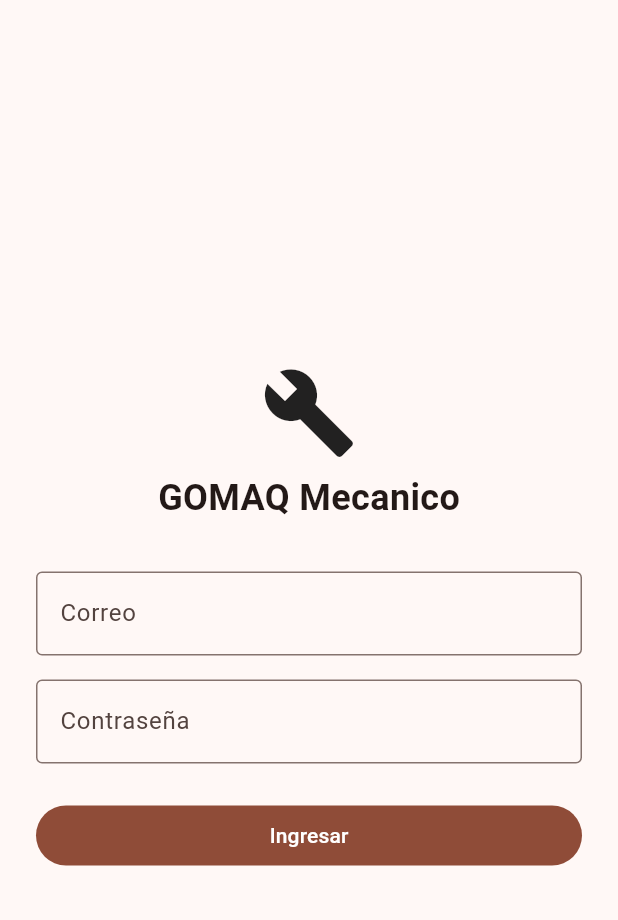
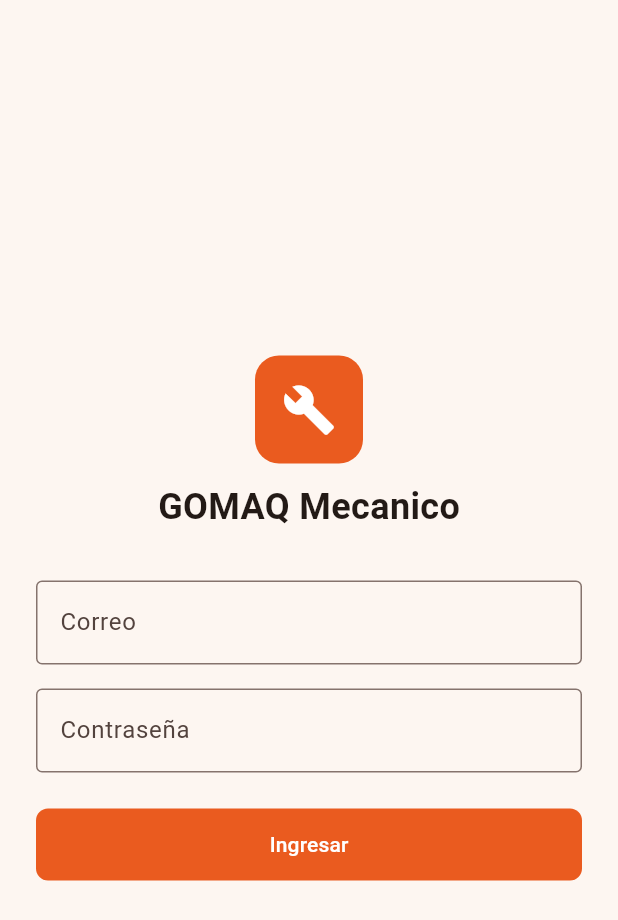
Before and after one commit to Dmarcan/gomaq-app, a Flutter app: the screen it shows after launch, on a phone screen of 412 x 824 dp. Shown: the top 920 px of the screen. Run offline on Flutter 3.47's test engine with Material 3 defaults, Android fonts, the phone set to English and light mode, and no system bars; our stand-ins replace connectivity_plus, flutter_secure_storage, image_picker, sqflite; accounts and stored records are empty.

Commit message:
Aplica diseno visual de marca GOMAQ (mobile + web) y sirve el panel web desde el mismo backend

```diff
--- a/mobile/lib/main.dart
+++ b/mobile/lib/main.dart
@@ -5,6 +5,7 @@ import 'services/connectivity_service.dart';
 import 'services/sync_service.dart';
 import 'screens/login_screen.dart';
 import 'screens/ordenes_list_screen.dart';
+import 'theme/gomaq_theme.dart';
 
 void main() {
   runApp(const GomaqMecanicoApp());
@@ -23,7 +24,7 @@ class GomaqMecanicoApp extends StatelessWidget {
       ],
       child: MaterialApp(
         title: 'GOMAQ Mecanico',
-        theme: ThemeData(colorScheme: ColorScheme.fromSeed(seedColor: Colors.deepOrange)),
+        theme: construirTemaGomaq(),
         home: const _Raiz(),
       ),
     );
--- a/mobile/lib/screens/login_screen.dart
+++ b/mobile/lib/screens/login_screen.dart
@@ -2,6 +2,7 @@ import 'package:flutter/material.dart';
 import 'package:provider/provider.dart';
 import '../services/auth_service.dart';
 import '../services/api_client.dart';
+import '../theme/gomaq_theme.dart';
 
 class LoginScreen extends StatefulWidget {
   const LoginScreen({super.key});
@@ -35,14 +36,20 @@ class _LoginScreenState extends State<LoginScreen> {
   @override
   Widget build(BuildContext context) {
     return Scaffold(
+      backgroundColor: GomaqColors.fondoCalido,
       body: Center(
         child: Padding(
           padding: const EdgeInsets.all(24),
           child: Column(
             mainAxisSize: MainAxisSize.min,
             children: [
-              const Icon(Icons.build, size: 64),
-              const SizedBox(height: 8),
+              Container(
+                width: 72,
+                height: 72,
+                decoration: BoxDecoration(color: GomaqColors.primario, borderRadius: BorderRadius.circular(16)),
+                child: const Icon(Icons.build, color: Colors.white, size: 36),
+              ),
+              const SizedBox(height: 12),
               const Text('GOMAQ Mecanico', style: TextStyle(fontSize: 24, fontWeight: FontWeight.bold)),
               const SizedBox(height: 32),
               TextField(
--- /dev/null
+++ b/mobile/lib/theme/gomaq_theme.dart
@@ -0,0 +1,94 @@
+import 'package:flutter/material.dart';
+
+/// Paleta extraida de los mockups del informe (pptx_unzip/ppt/media/image20.png, image36.png)
+class GomaqColors {
+  GomaqColors._();
+
+  static const primario = Color(0xFFEA5B1F);
+  static const sidebarOscuro = Color(0xFF1B1210);
+  static const sidebarResaltado = Color(0xFF3D2318);
+  static const fondoCalido = Color(0xFFFDF6F1);
+
+  static const estadoPositivo = Color(0xFF2F8F4E); // operativa / enviado
+  static const estadoAdvertencia = Color(0xFFC9820A); // en_mantencion / pendiente
+  static const estadoNegativo = Color(0xFFB23A2E); // fuera_de_servicio / error
+
+  static Color colorEstado(String estado) {
+    switch (estado) {
+      case 'operativa':
+      case 'enviado':
+      case 'finalizada':
+      case 'convertida':
+        return estadoPositivo;
+      case 'en_mantencion':
+      case 'pendiente':
+      case 'asignada':
+      case 'en_terreno':
+      case 'en_reparacion':
+        return estadoAdvertencia;
+      default:
+        return estadoNegativo;
+    }
+  }
+
+  static Color fondoChip(String estado) => colorEstado(estado).withValues(alpha: 0.15);
+}
+
+ThemeData construirTemaGomaq() {
+  final colorScheme = ColorScheme.fromSeed(
+    seedColor: GomaqColors.primario,
+    primary: GomaqColors.primario,
+    brightness: Brightness.light,
+  );
+
+  return ThemeData(
+    useMaterial3: true,
+    colorScheme: colorScheme,
+    scaffoldBackgroundColor: Colors.white,
+    appBarTheme: const AppBarTheme(
+      backgroundColor: Colors.white,
+      foregroundColor: Colors.black87,
+      elevation: 0,
+      scrolledUnderElevation: 1,
+    ),
+    cardTheme: CardThemeData(
+      elevation: 0,
+      shape: RoundedRectangleBorder(
+        borderRadius: BorderRadius.circular(12),
+        side: BorderSide(color: Colors.grey.shade200),
+      ),
+      margin: const EdgeInsets.symmetric(vertical: 6),
+    ),
+    filledButtonTheme: FilledButtonThemeData(
+      style: FilledButton.styleFrom(
+        backgroundColor: GomaqColors.primario,
+        foregroundColor: Colors.white,
+        shape: RoundedRectangleBorder(borderRadius: BorderRadius.circular(8)),
+        padding: const EdgeInsets.symmetric(horizontal: 20, vertical: 14),
+      ),
+    ),
+    outlinedButtonTheme: OutlinedButtonThemeData(
+      style: OutlinedButton.styleFrom(
+        foregroundColor: GomaqColors.primario,
+        side: const BorderSide(color: GomaqColors.primario),
+        shape: RoundedRectangleBorder(borderRadius: BorderRadius.circular(8)),
+        padding: const EdgeInsets.symmetric(horizontal: 20, vertical: 14),
+      ),
+    ),
+    floatingActionButtonTheme: const FloatingActionButtonThemeData(
+      backgroundColor: GomaqColors.primario,
+      foregroundColor: Colors.white,
+    ),
+    inputDecorationTheme: InputDecorationTheme(
+      border: OutlineInputBorder(borderRadius: BorderRadius.circular(8)),
+      focusedBorder: OutlineInputBorder(
+        borderRadius: BorderRadius.circular(8),
+        borderSide: const BorderSide(color: GomaqColors.primario, width: 2),
+      ),
+    ),
+    chipTheme: ChipThemeData(
+      shape: RoundedRectangleBorder(borderRadius: BorderRadius.circular(8)),
+      side: BorderSide.none,
+    ),
+  );
+}
--- a/web/lib/main.dart
+++ b/web/lib/main.dart
@@ -4,6 +4,7 @@ import 'services/auth_service.dart';
 import 'screens/login_screen.dart';
 import 'screens/admin_dashboard_screen.dart';
 import 'screens/cliente_portal_screen.dart';
+import 'theme/gomaq_theme.dart';
 
 void main() {
   runApp(const GomaqWebApp());
@@ -18,7 +19,7 @@ class GomaqWebApp extends StatelessWidget {
       create: (_) => AuthService()..restaurarSesion(),
       child: MaterialApp(
         title: 'GOMAQ - Panel de Gestion',
-        theme: ThemeData(colorScheme: ColorScheme.fromSeed(seedColor: Colors.deepOrange), useMaterial3: true),
+        theme: construirTemaGomaq(),
         home: const _Raiz(),
       ),
     );
--- a/web/lib/screens/login_screen.dart
+++ b/web/lib/screens/login_screen.dart
@@ -2,6 +2,7 @@ import 'package:flutter/material.dart';
 import 'package:provider/provider.dart';
 import '../services/auth_service.dart';
 import '../services/api_client.dart';
+import '../theme/gomaq_theme.dart';
 
 class LoginScreen extends StatefulWidget {
   const LoginScreen({super.key});
@@ -35,6 +36,7 @@ class _LoginScreenState extends State<LoginScreen> {
   @override
   Widget build(BuildContext context) {
     return Scaffold(
+      backgroundColor: GomaqColors.fondoCalido,
       body: Center(
         child: Card(
           child: Padding(
@@ -44,8 +46,13 @@ class _LoginScreenState extends State<LoginScreen> {
               child: Column(
                 mainAxisSize: MainAxisSize.min,
                 children: [
-                  const Icon(Icons.business, size: 64),
-                  const SizedBox(height: 8),
+                  Container(
+                    width: 64,
+                    height: 64,
+                    decoration: BoxDecoration(color: GomaqColors.primario, borderRadius: BorderRadius.circular(14)),
+                    child: const Icon(Icons.business, color: Colors.white, size: 32),
+                  ),
+                  const SizedBox(height: 12),
                   const Text('GOMAQ', style: TextStyle(fontSize: 28, fontWeight: FontWeight.bold)),
                   const Text('Panel de Gestion', style: TextStyle(fontSize: 14, color: Colors.grey)),
                   const SizedBox(height: 32),
--- /dev/null
+++ b/web/lib/theme/gomaq_theme.dart
@@ -0,0 +1,94 @@
+import 'package:flutter/material.dart';
+
+/// Paleta extraida de los mockups del informe (pptx_unzip/ppt/media/image20.png, image36.png)
+class GomaqColors {
+  GomaqColors._();
+
+  static const primario = Color(0xFFEA5B1F);
+  static const sidebarOscuro = Color(0xFF1B1210);
+  static const sidebarResaltado = Color(0xFF3D2318);
+  static const fondoCalido = Color(0xFFFDF6F1);
+
+  static const estadoPositivo = Color(0xFF2F8F4E); // operativa / enviado
+  static const estadoAdvertencia = Color(0xFFC9820A); // en_mantencion / pendiente
+  static const estadoNegativo = Color(0xFFB23A2E); // fuera_de_servicio / error
+
+  static Color colorEstado(String estado) {
+    switch (estado) {
+      case 'operativa':
+      case 'enviado':
+      case 'finalizada':
+      case 'convertida':
+        return estadoPositivo;
+      case 'en_mantencion':
+      case 'pendiente':
+      case 'asignada':
+      case 'en_terreno':
+      case 'en_reparacion':
+        return estadoAdvertencia;
+      default:
+        return estadoNegativo;
+    }
+  }
+
+  static Color fondoChip(String estado) => colorEstado(estado).withValues(alpha: 0.15);
+}
+
+ThemeData construirTemaGomaq() {
+  final colorScheme = ColorScheme.fromSeed(
+    seedColor: GomaqColors.primario,
+    primary: GomaqColors.primario,
+    brightness: Brightness.light,
+  );
+
+  return ThemeData(
+    useMaterial3: true,
+    colorScheme: colorScheme,
+    scaffoldBackgroundColor: Colors.white,
+    appBarTheme: const AppBarTheme(
+      backgroundColor: Colors.white,
+      foregroundColor: Colors.black87,
+      elevation: 0,
+      scrolledUnderElevation: 1,
+    ),
+    cardTheme: CardThemeData(
+      elevation: 0,
+      shape: RoundedRectangleBorder(
+        borderRadius: BorderRadius.circular(12),
+        side: BorderSide(color: Colors.grey.shade200),
+      ),
+      margin: const EdgeInsets.symmetric(vertical: 6),
+    ),
+    filledButtonTheme: FilledButtonThemeData(
+      style: FilledButton.styleFrom(
+        backgroundColor: GomaqColors.primario,
+        foregroundColor: Colors.white,
+        shape: RoundedRectangleBorder(borderRadius: BorderRadius.circular(8)),
+        padding: const EdgeInsets.symmetric(horizontal: 20, vertical: 14),
+      ),
+    ),
+    outlinedButtonTheme: OutlinedButtonThemeData(
+      style: OutlinedButton.styleFrom(
+        foregroundColor: GomaqColors.primario,
+        side: const BorderSide(color: GomaqColors.primario),
+        shape: RoundedRectangleBorder(borderRadius: BorderRadius.circular(8)),
+        padding: const EdgeInsets.symmetric(horizontal: 20, vertical: 14),
+      ),
+    ),
+    floatingActionButtonTheme: const FloatingActionButtonThemeData(
+      backgroundColor: GomaqColors.primario,
+      foregroundColor: Colors.white,
+    ),
+    inputDecorationTheme: InputDecorationTheme(
+      border: OutlineInputBorder(borderRadius: BorderRadius.circular(8)),
+      focusedBorder: OutlineInputBorder(
+        borderRadius: BorderRadius.circular(8),
+        borderSide: const BorderSide(color: GomaqColors.primario, width: 2),
+      ),
+    ),
+    chipTheme: ChipThemeData(
+      shape: RoundedRectangleBorder(borderRadius: BorderRadius.circular(8)),
+      side: BorderSide.none,
+    ),
+  );
+}
```
Also changed, not shown: mobile/lib/screens/orden_detail_screen.dart (+6 -1 lines), mobile/lib/screens/ordenes_list_screen.dart (+6 -1 lines), web/lib/screens/admin_dashboard_screen.dart (+98 -23 lines), web/lib/screens/cliente_portal_screen.dart (+43 -37 lines), web/lib/screens/flota_screen.dart (+3 -12 lines), web/lib/screens/notificaciones_screen.dart (+2 -12 lines), web/lib/screens/ordenes_screen.dart (+6 -1 lines), web/lib/screens/solicitudes_screen.dart (+3 -12 lines), 2 other files.
